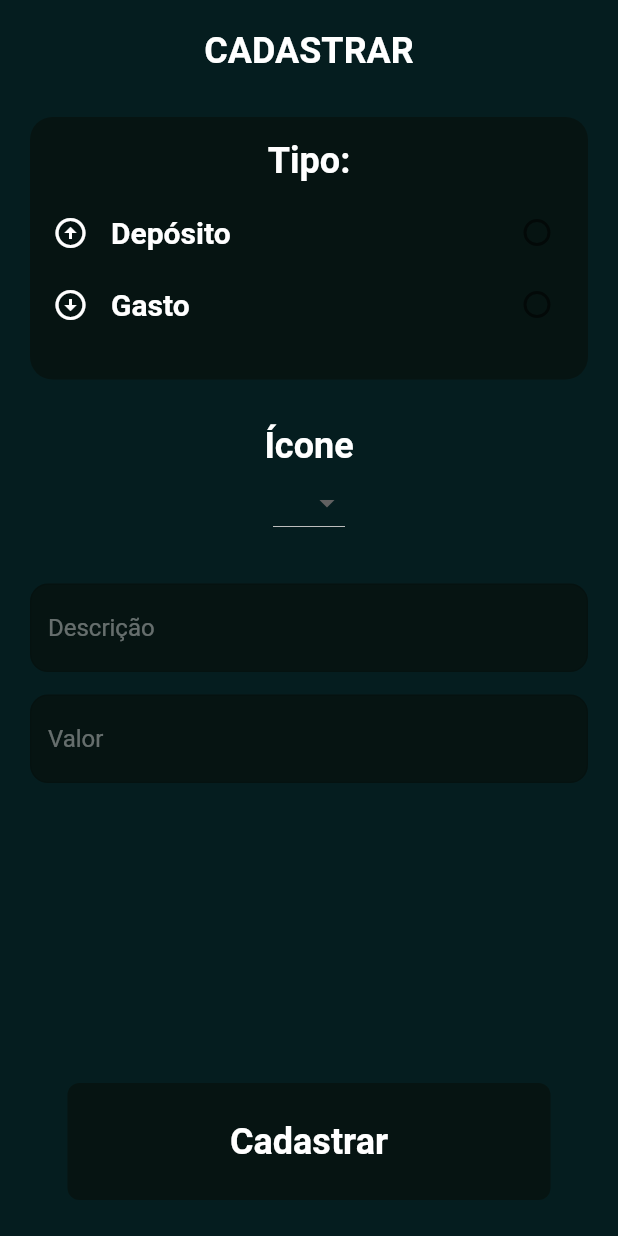
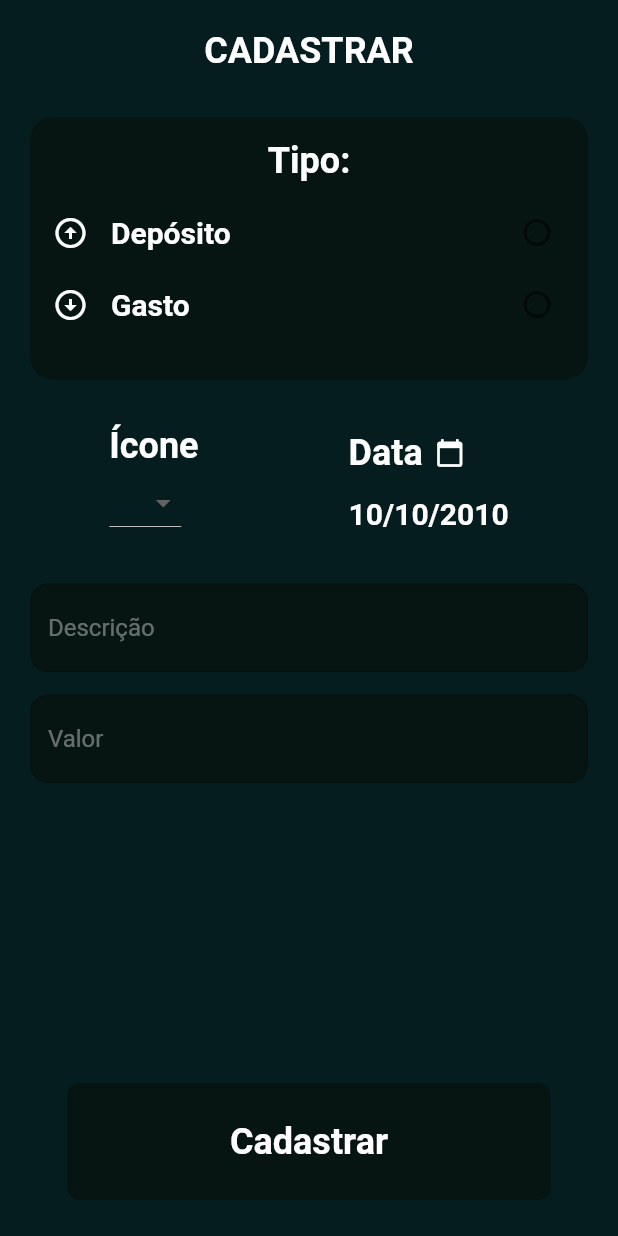
Before and after one commit to HenriqueMichelini/Facilita, a Flutter app: the Cadastrar screen opened directly, on a phone screen of 412 x 824 dp. Run offline on Flutter 3.47's test engine with Material 2 defaults, Android fonts, the phone set to English and light mode, and no system bars; our stand-ins replace firebase_auth, firebase_core, pie_chart; accounts and stored records are empty.

Commit message:
ADD date

```diff
--- a/facilita_project/lib/pages/cadastrar.dart
+++ b/facilita_project/lib/pages/cadastrar.dart
@@ -4,7 +4,7 @@ import 'package:flutter/material.dart';
 import 'package:facilita_project/components/my_textfields.dart';
 
 class Cadastrar extends StatefulWidget {
-  const Cadastrar({Key? key}) : super(key: key);
+  const Cadastrar({super.key});
 
   @override
   _CadastrarState createState() => _CadastrarState();
@@ -140,16 +140,61 @@ class _CadastrarState extends State<Cadastrar> {
                 ),
 
                 const SizedBox(height: 30),
-
-                const Text(
-                  "Ícone",
-                  style: TextStyle(
-                    color: Colors.white,
-                    fontWeight: FontWeight.bold,
-                    fontSize: 24,
+                const Center(
+                  child: Row(
+                    mainAxisAlignment:
+                        MainAxisAlignment.center, // Center content horizontally
+                    children: [
+                      Column(
+                        crossAxisAlignment: CrossAxisAlignment.start,
+                        children: [
+                          Text(
+                            "Ícone",
+                            style: TextStyle(
+                              color: Colors.white,
+                              fontWeight: FontWeight.bold,
+                              fontSize: 24,
+                            ),
+                          ),
+                          CadastrarDropDownButton(),
+                        ],
+                      ),
+                      SizedBox(width: 100),
+                      Column(
+                        crossAxisAlignment: CrossAxisAlignment.start,
+                        children: [
+                          Row(
+                            children: [
+                              Text(
+                                "Data",
+                                style: TextStyle(
+                                  color: Colors.white,
+                                  fontWeight: FontWeight.bold,
+                                  fontSize: 24,
+                                ),
+                              ),
+                              SizedBox(width: 8), // Adjust as needed
+                              Icon(
+                                Icons.calendar_today,
+                                color: Colors.white,
+                                size: 20,
+                              ),
+                            ],
+                          ),
+                          SizedBox(height: 15),
+                          Text(
+                            "10/10/2010",
+                            style: TextStyle(
+                              color: Colors.white,
+                              fontWeight: FontWeight.bold,
+                              fontSize: 20,
+                            ),
+                          ),
+                        ],
+                      ),
+                    ],
                   ),
                 ),
-                const CadastrarDropDownButton(),
 
                 const SizedBox(height: 30),
 
@@ -169,9 +214,9 @@ class _CadastrarState extends State<Cadastrar> {
                   ],
                 ),
 
-                SizedBox(height: 200),
+                const SizedBox(height: 200),
 
-                CadastrarButton(onTap: _cadastrar)
+                const CadastrarButton(onTap: _cadastrar)
               ],
             ),
           ),
```
